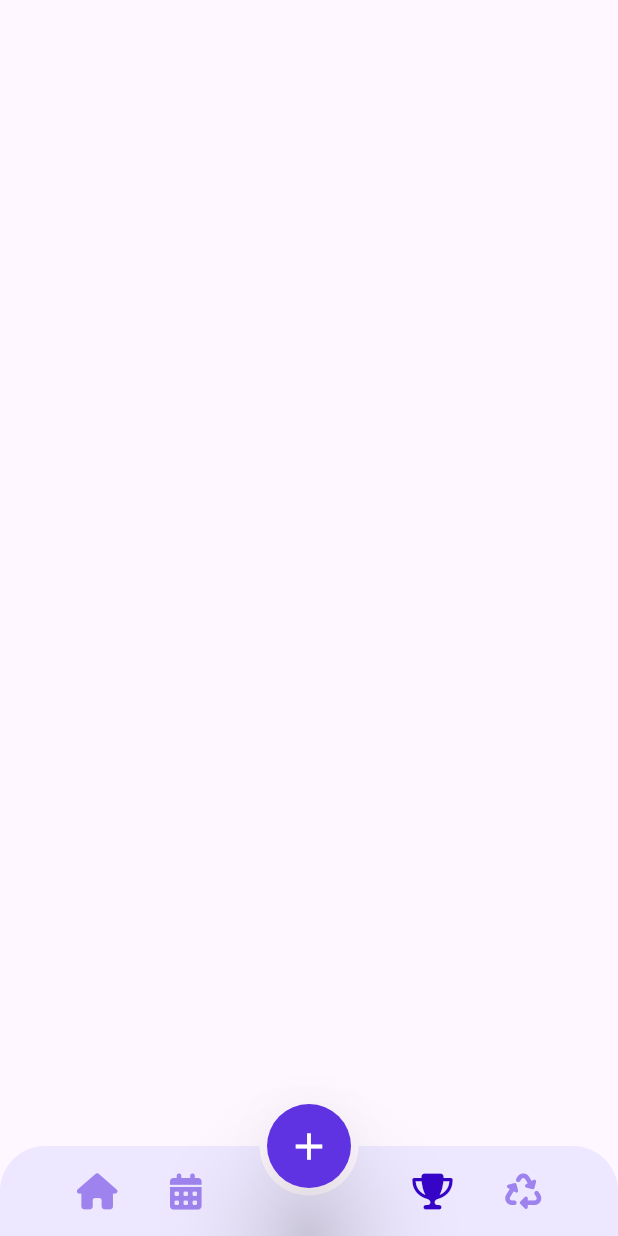
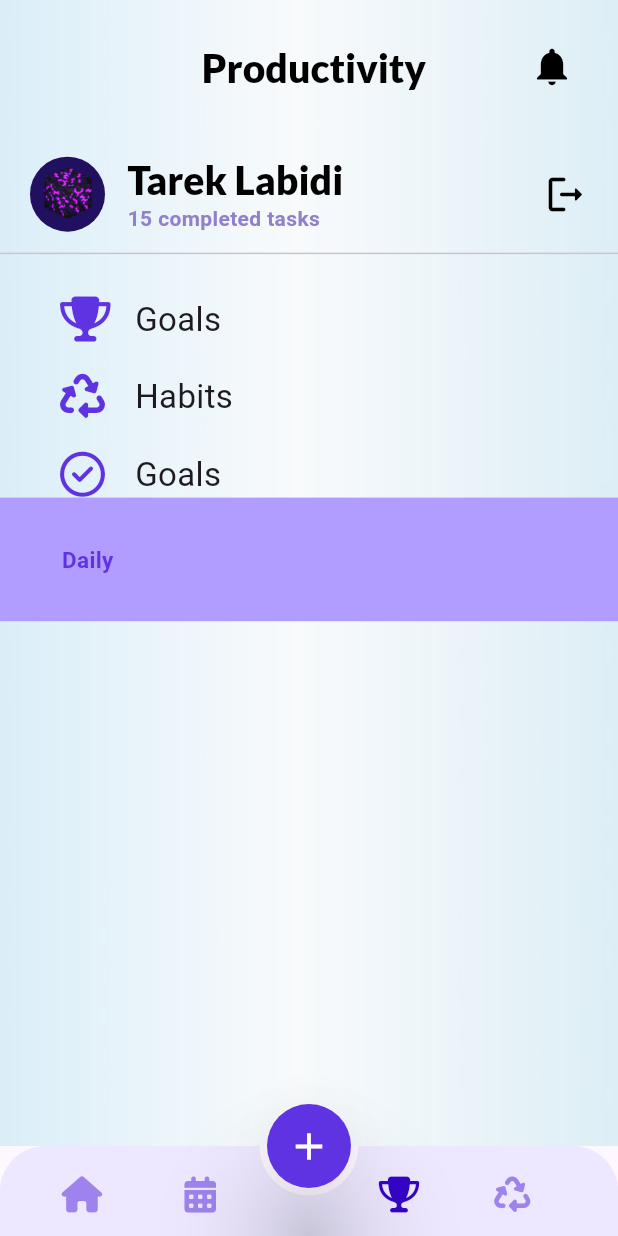
Before and after one commit to TarekLabidi/To-Do-App, a Flutter app: the PagesController screen opened directly, swiped to page 3, on a phone screen of 412 x 824 dp. Run offline on Flutter 3.47's test engine with Material 3 defaults, Android fonts, the phone set to English and light mode, and no system bars; our stand-ins replace firebase_auth, firebase_core, font_awesome_flutter, google_fonts, google_sign_in, hive and 2 more; accounts and stored records are empty.

Commit message:
finishing goals page

```diff
--- /dev/null
+++ b/lib/components/goals_page_headder.dart
@@ -0,0 +1,67 @@
+import 'package:flutter/material.dart';
+
+class GolasPageHeadder extends StatelessWidget {
+  const GolasPageHeadder({
+    super.key,
+  });
+
+  @override
+  Widget build(BuildContext context) {
+    return Column(
+      children: [
+        Row(
+          children: [
+            SizedBox(width: MediaQuery.of(context).size.width / 3.6),
+            Text(
+              "Productivity",
+              style: Theme.of(context).textTheme.titleLarge,
+            ),
+            const Spacer(),
+            IconButton(
+                onPressed: () {},
+                icon: const Icon(
+                  Icons.notifications,
+                  color: Colors.black,
+                  size: 30,
+                )),
+          ],
+        ),
+        SizedBox(height: MediaQuery.of(context).size.height / 24),
+        Row(
+          mainAxisAlignment: MainAxisAlignment.start,
+          children: [
+            CircleAvatar(
+              radius: 25,
+              backgroundColor: const Color.fromRGBO(33, 16, 95, 1.0),
+              child: Padding(
+                padding: const EdgeInsets.all(2.0),
+                child: Image.asset('assets/images/logo1.png'),
+              ),
+            ),
+            const SizedBox(
+              width: 15,
+            ),
+            Column(
+              crossAxisAlignment: CrossAxisAlignment.start,
+              children: [
+                Text("Tarek Labidi",
+                    style: Theme.of(context).textTheme.titleLarge),
+                const Text("15 completed tasks",
+                    style: TextStyle(
+                        color: Color.fromARGB(255, 146, 128, 203),
+                        fontSize: 14,
+                        fontWeight: FontWeight.bold)),
+              ],
+            ),
+            const Spacer(),
+            const Icon(
+              Icons.logout_rounded,
+              color: Colors.black,
+              size: 30,
+            ),
+          ],
+        ),
+      ],
+    );
+  }
+}
--- /dev/null
+++ b/lib/components/goals_page_icon.dart
@@ -0,0 +1,30 @@
+import 'package:flutter/material.dart';
+import 'package:google_fonts/google_fonts.dart';
+import 'package:to_do_list_app/utils/palette.dart';
+
+class GoalsPageIcon extends StatelessWidget {
+  const GoalsPageIcon({super.key, required this.icon, required this.title});
+  final IconData icon;
+  final String title;
+
+  @override
+  Widget build(BuildContext context) {
+    return Row(
+      mainAxisAlignment: MainAxisAlignment.start,
+      children: [
+        Icon(
+          icon,
+          size: 30,
+          color: Palette.purpleColor,
+        ),
+        const SizedBox(
+          width: 20,
+        ),
+        Text(
+          title,
+          style: GoogleFonts.roboto(fontSize: 22),
+        )
+      ],
+    );
+  }
+}
--- /dev/null
+++ b/lib/components/goals_page_row.dart
@@ -0,0 +1,31 @@
+import 'package:flutter/material.dart';
+import 'package:to_do_list_app/utils/palette.dart';
+
+class GoalsPageRow extends StatelessWidget {
+  final int rowPosition;
+  final ValueChanged clicked;
+  const GoalsPageRow(
+      {super.key, required this.rowPosition, required this.clicked});
+
+  @override
+  Widget build(BuildContext context) {
+    final width = MediaQuery.of(context).size.width;
+    return Container(
+      height: MediaQuery.of(context).size.height * 0.1,
+      color: Palette.purpleColorscondary,
+      child: Row(
+        mainAxisAlignment: MainAxisAlignment.start,
+        children: [
+          SizedBox(width: width / 10),
+          Text(
+            'Daily',
+            style: TextStyle(
+                color: (rowPosition == 0) ? Palette.purpleColor : Colors.grey,
+                fontWeight: FontWeight.bold,
+                fontSize: 15),
+          )
+        ],
+      ),
+    );
+  }
+}
--- a/lib/main.dart
+++ b/lib/main.dart
@@ -3,8 +3,8 @@ import 'package:flutter/material.dart';
 import 'package:google_fonts/google_fonts.dart';
 import 'package:hive_flutter/adapters.dart';
 import 'package:provider/provider.dart';
-import 'package:to_do_list_app/auth_pages/first_time_gate.dart';
 import 'package:to_do_list_app/firebase_options.dart';
+import 'package:to_do_list_app/pages/page_controller.dart';
 import 'package:to_do_list_app/services/auth_methods.dart';
 
 void main() async {
@@ -41,7 +41,7 @@ class MyApp extends StatelessWidget {
                 fontWeight: FontWeight.w800,
               ),
             )),
-        home: const FirstTimeGate(),
+        home: const PagesController(),
       ),
     );
   }
--- a/lib/pages/goals_page.dart
+++ b/lib/pages/goals_page.dart
@@ -1,4 +1,9 @@
 import 'package:flutter/material.dart';
+import 'package:font_awesome_flutter/font_awesome_flutter.dart';
+import 'package:to_do_list_app/components/goals_page_headder.dart';
+import 'package:to_do_list_app/components/goals_page_icon.dart';
+import 'package:to_do_list_app/components/goals_page_row.dart';
+import 'package:to_do_list_app/utils/utils.dart';
 
 class GoalsPage extends StatefulWidget {
   const GoalsPage({super.key});
@@ -8,8 +13,71 @@ class GoalsPage extends StatefulWidget {
 }
 
 class _GoalsPageState extends State<GoalsPage> {
+  int rowPoistion = 0;
+
   @override
   Widget build(BuildContext context) {
-    return const Scaffold();
+    final height = MediaQuery.of(context).size.height;
+    final width = MediaQuery.of(context).size.width;
+    return SafeArea(
+      child: Scaffold(
+        body: Stack(
+          children: [
+            Image.asset(
+              'assets/images/background.png',
+              height: height,
+              width: width,
+              fit: BoxFit.cover,
+            ),
+            Column(
+              children: [
+                sameGap(height),
+                const Padding(
+                  padding: EdgeInsets.symmetric(horizontal: 20.0),
+                  child: GolasPageHeadder(),
+                ),
+                const SizedBox(
+                  height: 5,
+                ),
+                const Divider(
+                  thickness: 1,
+                ),
+                Padding(
+                  padding: const EdgeInsets.symmetric(horizontal: 40.0),
+                  child: Column(
+                    children: [
+                      sameGap(height),
+                      const GoalsPageIcon(
+                        icon: FontAwesomeIcons.trophy,
+                        title: 'Goals',
+                      ),
+                      sameGap(height),
+                      const GoalsPageIcon(
+                        icon: FontAwesomeIcons.recycle,
+                        title: 'Habits',
+                      ),
+                      sameGap(height),
+                      const GoalsPageIcon(
+                        // ignore: deprecated_member_use
+                        icon: FontAwesomeIcons.checkCircle,
+                        title: 'Goals',
+                      ),
+                    ],
+                  ),
+                ),
+                GoalsPageRow(
+                  rowPosition: rowPoistion,
+                  clicked: (value) {
+                    setState(() {
+                      rowPoistion = value;
+                    });
+                  },
+                ),
+              ],
+            ),
+          ],
+        ),
+      ),
+    );
   }
 }
--- a/lib/pages/page_controller.dart
+++ b/lib/pages/page_controller.dart
@@ -65,7 +65,6 @@ class _PagesControllerState extends State<PagesController> {
           notchMargin: 5,
           clipBehavior: Clip.antiAlias,
           child: Row(
-            mainAxisAlignment: MainAxisAlignment.spaceEvenly,
             children: [
               GestureDetector(
                 onTap: () {
@@ -75,11 +74,19 @@ class _PagesControllerState extends State<PagesController> {
                         curve: Curves.linear);
                   });
                 },
+                // adding more space to the gestureDetector becaus the icons are small
+                child: Container(
+                  color: Colors.transparent,
+                  child: Padding(
+                    padding: const EdgeInsets.symmetric(
+                        horizontal: 25.0, vertical: 8),
                     child: FaIcon(
                       FontAwesomeIcons.house,
                       color: (currentPages == 0)
                           ? const Color.fromARGB(255, 53, 4, 200)
                           : const Color.fromRGBO(158, 131, 238, 1.0),
+                    ),
+                  ),
                 ),
               ),
               // ignore: deprecated_member_use
@@ -91,6 +98,11 @@ class _PagesControllerState extends State<PagesController> {
                         curve: Curves.linear);
                   });
                 },
+                child: Container(
+                  color: Colors.transparent,
+                  child: Padding(
+                    padding: const EdgeInsets.symmetric(
+                        horizontal: 30.0, vertical: 8),
                     child: FaIcon(
                       FontAwesomeIcons.solidCalendarDays,
                       color: (currentPages == 1)
@@ -98,9 +110,12 @@ class _PagesControllerState extends State<PagesController> {
                           : const Color.fromRGBO(158, 131, 238, 1.0),
                     ),
                   ),
-              const SizedBox(),
-              const SizedBox(),
-              const SizedBox(),
+                ),
+              ),
+              SizedBox(
+                width: MediaQuery.of(context).size.width * 0.13,
+              ),
+
               GestureDetector(
                 onTap: () {
                   setState(() {
@@ -109,11 +124,18 @@ class _PagesControllerState extends State<PagesController> {
                         curve: Curves.linear);
                   });
                 },
+                child: Container(
+                  color: Colors.transparent,
+                  child: Padding(
+                    padding: const EdgeInsets.symmetric(
+                        horizontal: 25.0, vertical: 8),
                     child: FaIcon(
                       FontAwesomeIcons.trophy,
                       color: (currentPages == 2)
                           ? const Color.fromARGB(255, 53, 4, 200)
                           : const Color.fromRGBO(158, 131, 238, 1.0),
+                    ),
+                  ),
                 ),
               ),
               GestureDetector(
@@ -124,6 +146,11 @@ class _PagesControllerState extends State<PagesController> {
                         curve: Curves.linear);
                   });
                 },
+                child: Container(
+                  color: Colors.transparent,
+                  child: Padding(
+                    padding: const EdgeInsets.symmetric(
+                        horizontal: 25.0, vertical: 8),
                     child: FaIcon(
                       FontAwesomeIcons.recycle,
                       color: (currentPages == 3)
@@ -131,6 +158,8 @@ class _PagesControllerState extends State<PagesController> {
                           : const Color.fromRGBO(158, 131, 238, 1.0),
                     ),
                   ),
+                ),
+              ),
             ],
           ),
         ));
--- a/lib/services/auth_methods.dart
+++ b/lib/services/auth_methods.dart
@@ -50,7 +50,6 @@ class AuthMethods {
     String password,
   ) async {
     try {
-      print("okkkkk");
       await _auth.signInWithEmailAndPassword(
         email: email,
         password: password,
--- a/lib/utils/palette.dart
+++ b/lib/utils/palette.dart
@@ -2,4 +2,5 @@ import 'dart:ui';
 
 class Palette {
   static const purpleColor = Color.fromRGBO(95, 51, 225, 1.0);
+  static const purpleColorscondary = Color.fromRGBO(177, 156, 255, 1.0);
 }
```
Also changed, not shown: lib/components/tasks_card.dart (added, +118 -0 lines), lib/pages/home_page.dart (+11 -1 lines), lib/pages/today_tasks_page.dart (+15 -76 lines), assets/images/background.png (added). Lines whose indentation alone changed are shown as unchanged.
